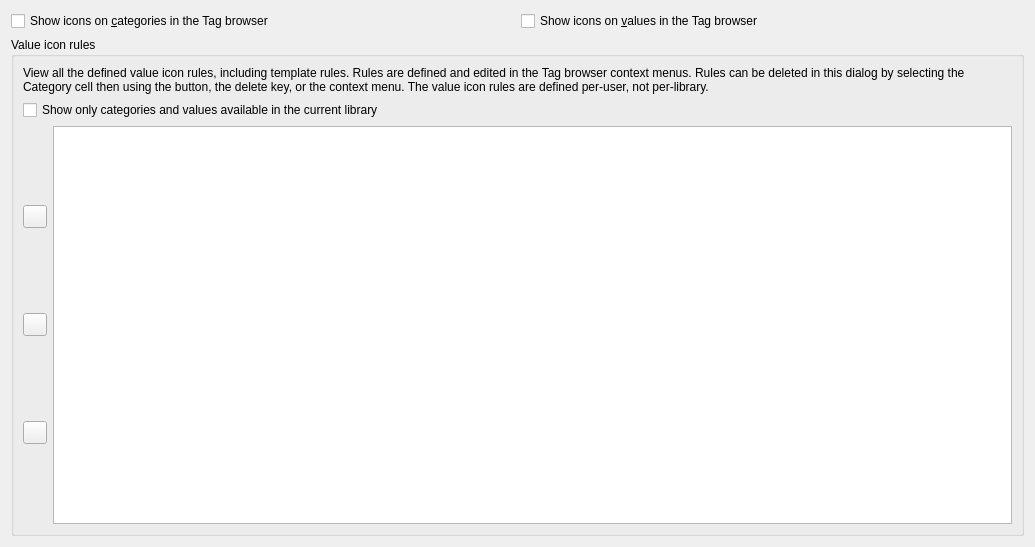
Before: the Qt Designer form src/calibre/gui2/preferences/look_feel_tabs/tb_icon_rules.ui in kovidgoyal/calibre, drawn with Qt 5.
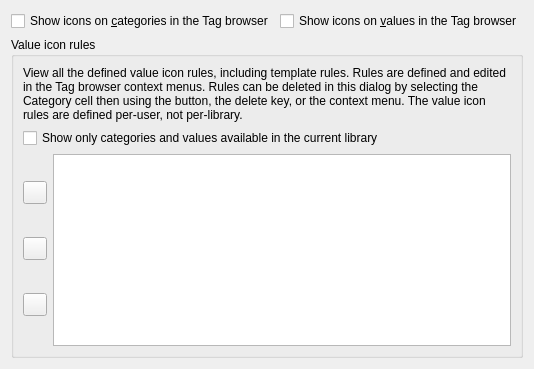
After: the same form once the commit is applied. Icons and pictures are not drawn.

```diff
--- a/src/calibre/gui2/preferences/look_feel_tabs/tb_icon_rules.ui
+++ b/src/calibre/gui2/preferences/look_feel_tabs/tb_icon_rules.ui
@@ -2,17 +2,6 @@
 <ui version="4.0">
  <class>Form</class>
  <widget class="QWidget" name="Form">
-  <property name="geometry">
-   <rect>
-    <x>0</x>
-    <y>0</y>
-    <width>1035</width>
-    <height>547</height>
-   </rect>
-  </property>
-  <property name="windowTitle">
-   <string>Form</string>
-  </property>
   <layout class="QVBoxLayout">
    <item>
     <layout class="QHBoxLayout">
```
